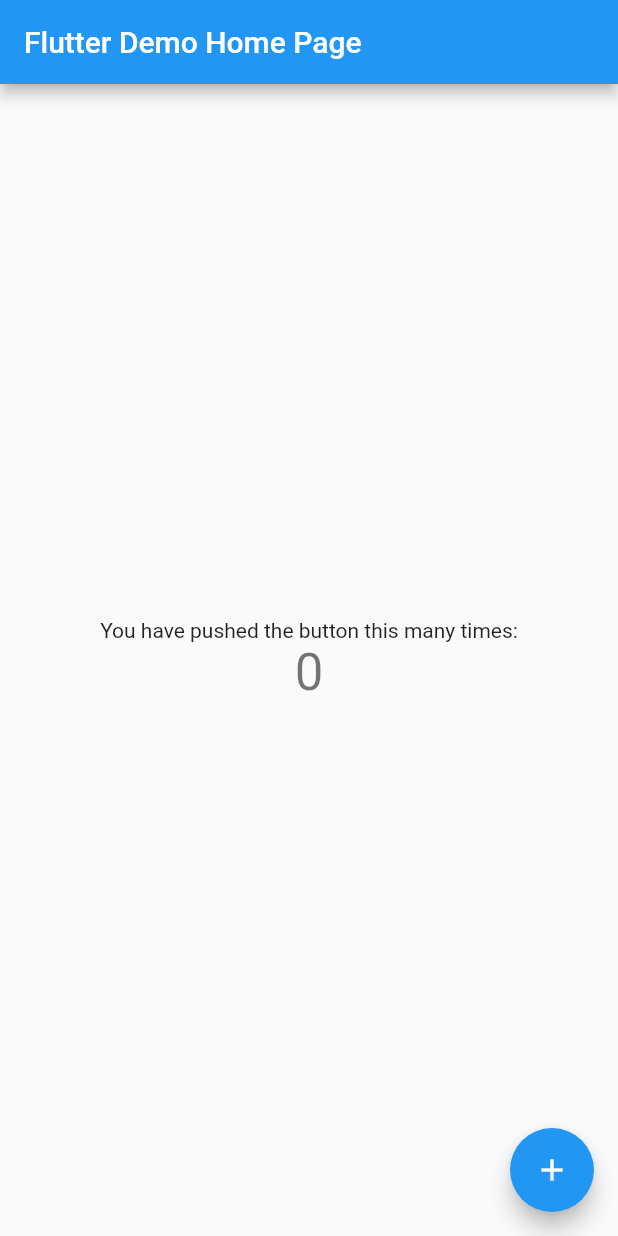
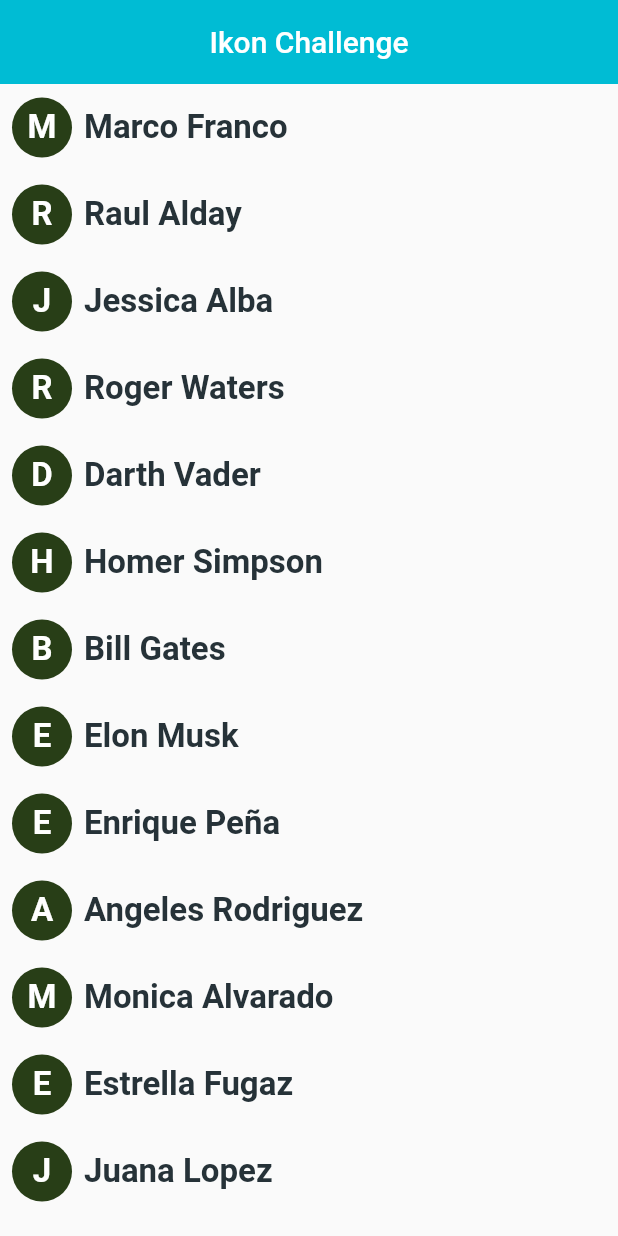
Before and after one commit to FernandoMay/ikonchallenge, a Flutter app: the screen it shows after launch, on a phone screen of 412 x 824 dp. Run offline on Flutter 3.47's test engine with Material 2 defaults, Android fonts, the phone set to English and light mode, and no system bars.

Commit message:
Names Added

```diff
--- a/lib/main.dart
+++ b/lib/main.dart
@@ -1,4 +1,7 @@
+import 'dart:math';
+
 import 'package:flutter/material.dart';
+import 'package:flutter/widgets.dart';
 
 void main() {
   runApp(const MyApp());
@@ -11,105 +14,107 @@
   @override
   Widget build(BuildContext context) {
     return MaterialApp(
-      title: 'Flutter Demo',
+      debugShowCheckedModeBanner: false,
+      title: 'Ikon Challenge',
       theme: ThemeData(
-        // This is the theme of your application.
-        //
-        // Try running your application with "flutter run". You'll see the
-        // application has a blue toolbar. Then, without quitting the app, try
-        // changing the primarySwatch below to Colors.green and then invoke
-        // "hot reload" (press "r" in the console where you ran "flutter run",
-        // or simply save your changes to "hot reload" in a Flutter IDE).
-        // Notice that the counter didn't reset back to zero; the application
-        // is not restarted.
-        primarySwatch: Colors.blue,
+        primarySwatch: Colors.cyan,
       ),
-      home: const MyHomePage(title: 'Flutter Demo Home Page'),
+      home: const Home(),
     );
   }
 }
 
-class MyHomePage extends StatefulWidget {
-  const MyHomePage({Key? key, required this.title}) : super(key: key);
+final contacts = <String>[
+  'Marco Franco',
+  'Raul Alday',
+  'Jessica Alba',
+  'Roger Waters',
+  'Darth Vader',
+  'Homer Simpson',
+  'Bill Gates',
+  'Elon Musk',
+  'Enrique Peña',
+  'Angeles Rodriguez',
+  'Monica Alvarado',
+  'Estrella Fugaz',
+  'Juana Lopez',
+];
 
-  // This widget is the home page of your application. It is stateful, meaning
-  // that it has a State object (defined below) that contains fields that affect
-  // how it looks.
-
-  // This class is the configuration for the state. It holds the values (in this
-  // case the title) provided by the parent (in this case the App widget) and
-  // used by the build method of the State. Fields in a Widget subclass are
-  // always marked "final".
-
-  final String title;
+class Home extends StatefulWidget {
+  const Home({Key? key}) : super(key: key);
 
   @override
-  State<MyHomePage> createState() => _MyHomePageState();
+  _HomeState createState() => _HomeState();
 }
 
-class _MyHomePageState extends State<MyHomePage> {
-  int _counter = 0;
+class _HomeState extends State<Home> {
+  @override
+  Widget build(BuildContext context) {
+    final List items =
+        List.generate(contacts.length, (i) => Rectangulo(contacts[i]));
+    return Scaffold(
+      body: CustomScrollView(
+        slivers: [
+          SliverAppBar(
+            centerTitle: true,
+            title: Text(
+              'Ikon Challenge',
+              style: TextStyle(color: Colors.white),
+            ),
+          ),
+          SliverList(
+              delegate: SliverChildBuilderDelegate((ctx, i) {
+            return items[i];
+          }, childCount: items.length))
+        ],
+      ),
+    );
+  }
+}
 
-  void _incrementCounter() {
-    setState(() {
-      // This call to setState tells the Flutter framework that something has
-      // changed in this State, which causes it to rerun the build method below
-      // so that the display can reflect the updated values. If we changed
-      // _counter without calling setState(), then the build method would not be
-      // called again, and so nothing would appear to happen.
-      _counter++;
-    });
-  }
+class Rectangulo extends StatelessWidget {
+  const Rectangulo(this.index, {Key? key}) : super(key: key);
+
+  final String index;
 
   @override
   Widget build(BuildContext context) {
-    // This method is rerun every time setState is called, for instance as done
-    // by the _incrementCounter method above.
-    //
-    // The Flutter framework has been optimized to make rerunning build methods
-    // fast, so that you can just rebuild anything that needs updating rather
-    // than having to individually change instances of widgets.
-    return Scaffold(
-      appBar: AppBar(
-        // Here we take the value from the MyHomePage object that was created by
-        // the App.build method, and use it to set our appbar title.
-        title: Text(widget.title),
+    final rnd = new Random();
+
+    final r = rnd.nextInt(255);
+    final g = rnd.nextInt(255);
+    final b = rnd.nextInt(255);
+
+    return Padding(
+      padding: const EdgeInsets.all(8.0),
+      child: Row(
+        children: [
+          CircleAvatar(
+            backgroundColor: Color.fromRGBO(r, g, b, 1),
+            child: Center(
+              child: Text(
+                index[0],
+                style: TextStyle(
+                  color: Colors.white,
+                  fontSize: 22,
+                  fontWeight: FontWeight.bold,
+                ),
+              ),
+            ),
+          ),
+          Padding(
+            padding: const EdgeInsets.all(8.0),
+            child: Text(
+              "$index",
+              style: TextStyle(
+                color: Colors.blueGrey[900],
+                fontSize: 22,
+                fontWeight: FontWeight.bold,
+              ),
+            ),
+          ),
+        ],
       ),
-      body: Center(
-        // Center is a layout widget. It takes a single child and positions it
-        // in the middle of the parent.
-        child: Column(
-          // Column is also a layout widget. It takes a list of children and
-          // arranges them vertically. By default, it sizes itself to fit its
-          // children horizontally, and tries to be as tall as its parent.
-          //
-          // Invoke "debug painting" (press "p" in the console, choose the
-          // "Toggle Debug Paint" action from the Flutter Inspector in Android
-          // Studio, or the "Toggle Debug Paint" command in Visual Studio Code)
-          // to see the wireframe for each widget.
-          //
-          // Column has various properties to control how it sizes itself and
-          // how it positions its children. Here we use mainAxisAlignment to
-          // center the children vertically; the main axis here is the vertical
-          // axis because Columns are vertical (the cross axis would be
-          // horizontal).
-          mainAxisAlignment: MainAxisAlignment.center,
-          children: <Widget>[
-            const Text(
-              'You have pushed the button this many times:',
-            ),
-            Text(
-              '$_counter',
-              style: Theme.of(context).textTheme.headline4,
-            ),
-          ],
-        ),
-      ),
-      floatingActionButton: FloatingActionButton(
-        onPressed: _incrementCounter,
-        tooltip: 'Increment',
-        child: const Icon(Icons.add),
-      ), // This trailing comma makes auto-formatting nicer for build methods.
     );
   }
 }
```
